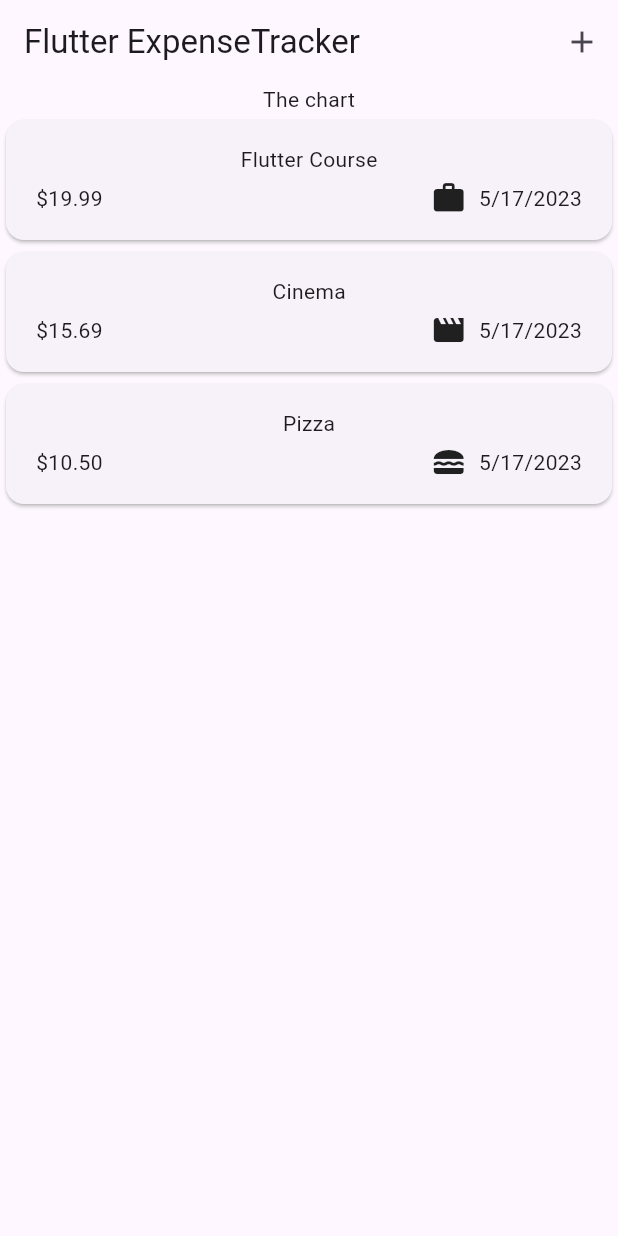
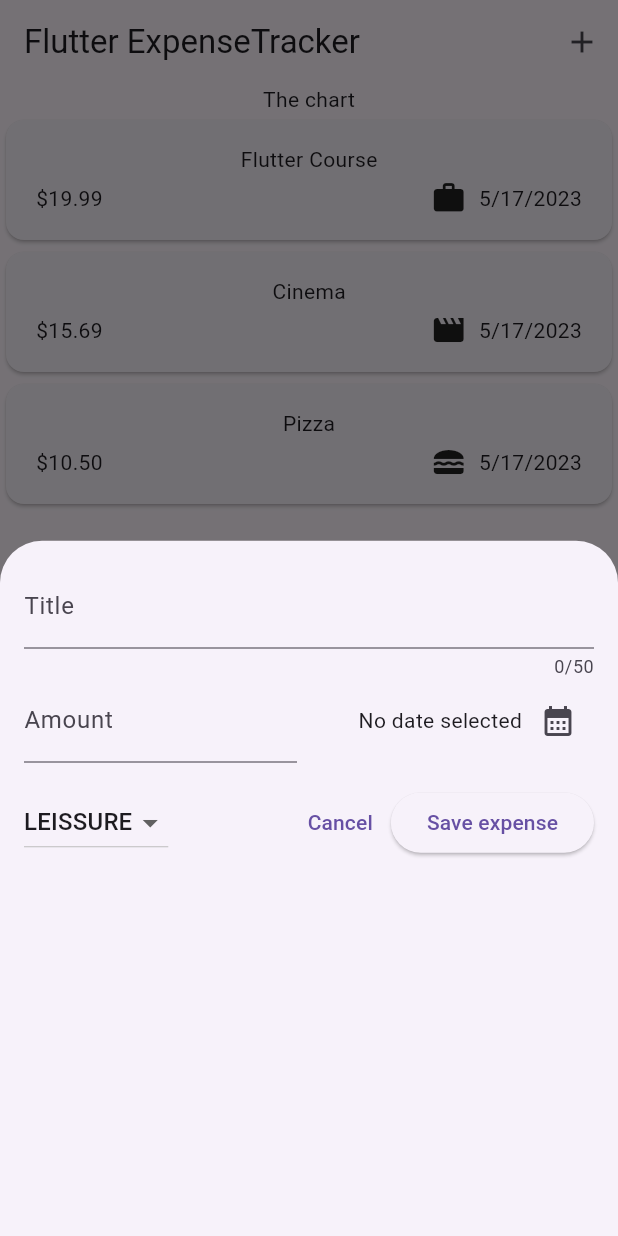
Before and after one commit to Mowgle88/expense_tracker, a Flutter app: the screen it shows after launch, after a tap on the "add" icon, on a phone screen of 412 x 824 dp. Run offline on Flutter 3.47's test engine with Material 2 defaults, Android fonts, the phone set to English and light mode, and no system bars.

Commit message:
feat: add New Expense Overlay

```diff
--- a/lib/widgets/expenses.dart
+++ b/lib/widgets/expenses.dart
@@ -1,5 +1,6 @@
 import 'package:expense_tracker/models/expense.dart';
 import 'package:expense_tracker/widgets/expenses_list/expenses_list.dart';
+import 'package:expense_tracker/widgets/new_expense.dart';
 import 'package:flutter/material.dart';
 
 class Expenses extends StatefulWidget {
@@ -31,6 +32,13 @@ class _ExpensesState extends State<Expenses> {
     )
   ];
 
+  void _openAddExpenseOverlay() {
+    showModalBottomSheet(
+      context: context,
+      builder: (ctx) => const NewExpense(),
+    );
+  }
+
   @override
   Widget build(BuildContext context) {
     return Scaffold(
@@ -38,7 +46,7 @@ class _ExpensesState extends State<Expenses> {
         title: const Text('Flutter ExpenseTracker'),
         actions: [
           IconButton(
-            onPressed: () {},
+            onPressed: _openAddExpenseOverlay,
             icon: const Icon(Icons.add),
           )
         ],
--- /dev/null
+++ b/lib/widgets/new_expense.dart
@@ -0,0 +1,125 @@
+import 'package:expense_tracker/models/expense.dart';
+import 'package:flutter/material.dart';
+import 'package:intl/intl.dart';
+
+final formatter = DateFormat.yMd();
+
+class NewExpense extends StatefulWidget {
+  const NewExpense({super.key});
+
+  @override
+  State<NewExpense> createState() => _NewExpenseState();
+}
+
+class _NewExpenseState extends State<NewExpense> {
+  final _titleController = TextEditingController();
+  final _amountController = TextEditingController();
+  DateTime? _selectedDate;
+  Category _selectedCategory = Category.leissure;
+
+  void _presentDatePicker() async {
+    final now = DateTime.now();
+    final firstDate = DateTime(now.year - 1, now.month, now.day);
+
+    final pickerDate = await showDatePicker(
+        context: context,
+        initialDate: now,
+        firstDate: firstDate,
+        lastDate: now);
+    setState(() {
+      _selectedDate = pickerDate;
+    });
+  }
+
+  @override
+  void dispose() {
+    _titleController.dispose();
+    _amountController.dispose();
+    super.dispose();
+  }
+
+  @override
+  Widget build(BuildContext context) {
+    return Padding(
+      padding: const EdgeInsets.all(16),
+      child: Column(
+        children: [
+          TextField(
+            controller: _titleController,
+            maxLength: 50,
+            decoration: const InputDecoration(
+              label: Text('Title'),
+            ),
+          ),
+          Row(
+            children: [
+              Expanded(
+                child: TextField(
+                  keyboardType: TextInputType.number,
+                  controller: _amountController,
+                  decoration: const InputDecoration(
+                    prefixText: '\$ ',
+                    label: Text('Amount'),
+                  ),
+                ),
+              ),
+              const SizedBox(
+                width: 16,
+              ),
+              Expanded(
+                child: Row(
+                  mainAxisAlignment: MainAxisAlignment.end,
+                  children: [
+                    Text(_selectedDate == null
+                        ? 'No date selected'
+                        : formatter.format(_selectedDate!)),
+                    IconButton(
+                        onPressed: _presentDatePicker,
+                        icon: const Icon(Icons.calendar_month)),
+                  ],
+                ),
+              )
+            ],
+          ),
+          const SizedBox(
+            height: 16,
+          ),
+          Row(
+            children: [
+              DropdownButton(
+                value: _selectedCategory,
+                items: Category.values
+                    .map(
+                      (category) => DropdownMenuItem(
+                        value: category,
+                        child: Text(category.name.toUpperCase()),
+                      ),
+                    )
+                    .toList(),
+                onChanged: (value) {
+                  setState(() {
+                    if (value == null) {
+                      return;
+                    }
+                    _selectedCategory = value;
+                  });
+                },
+              ),
+              const Spacer(),
+              TextButton(
+                onPressed: () {
+                  Navigator.pop(context);
+                },
+                child: const Text('Cancel'),
+              ),
+              ElevatedButton(
+                onPressed: () {},
+                child: const Text('Save expense'),
+              )
+            ],
+          ),
+        ],
+      ),
+    );
+  }
+}
```
